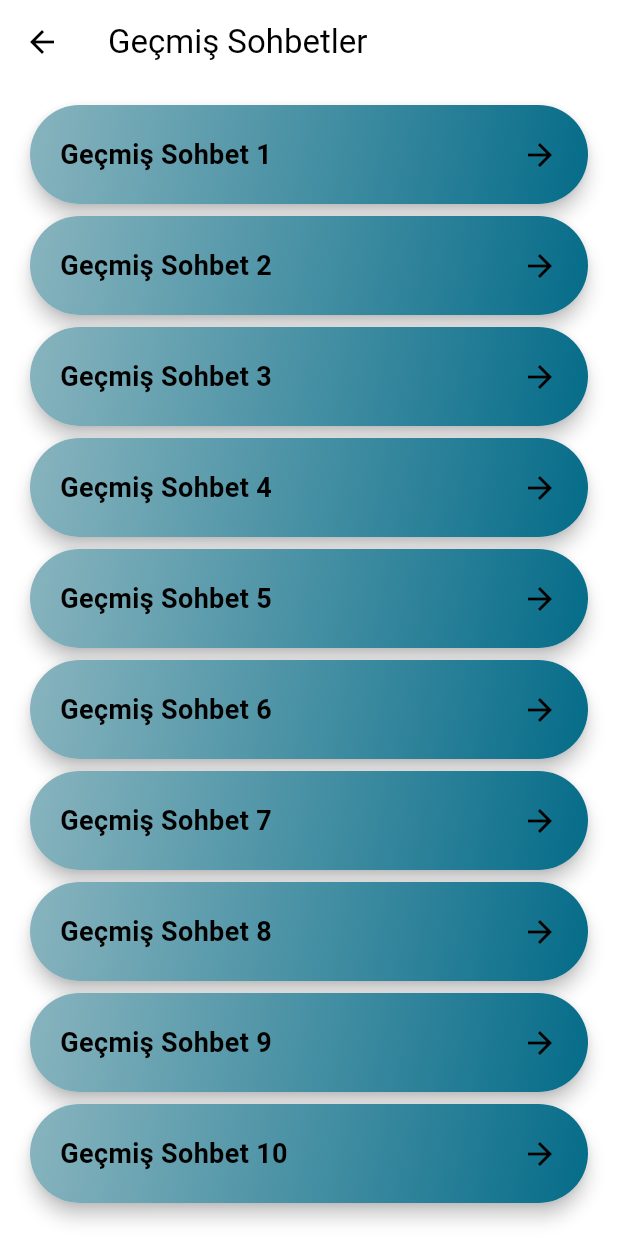
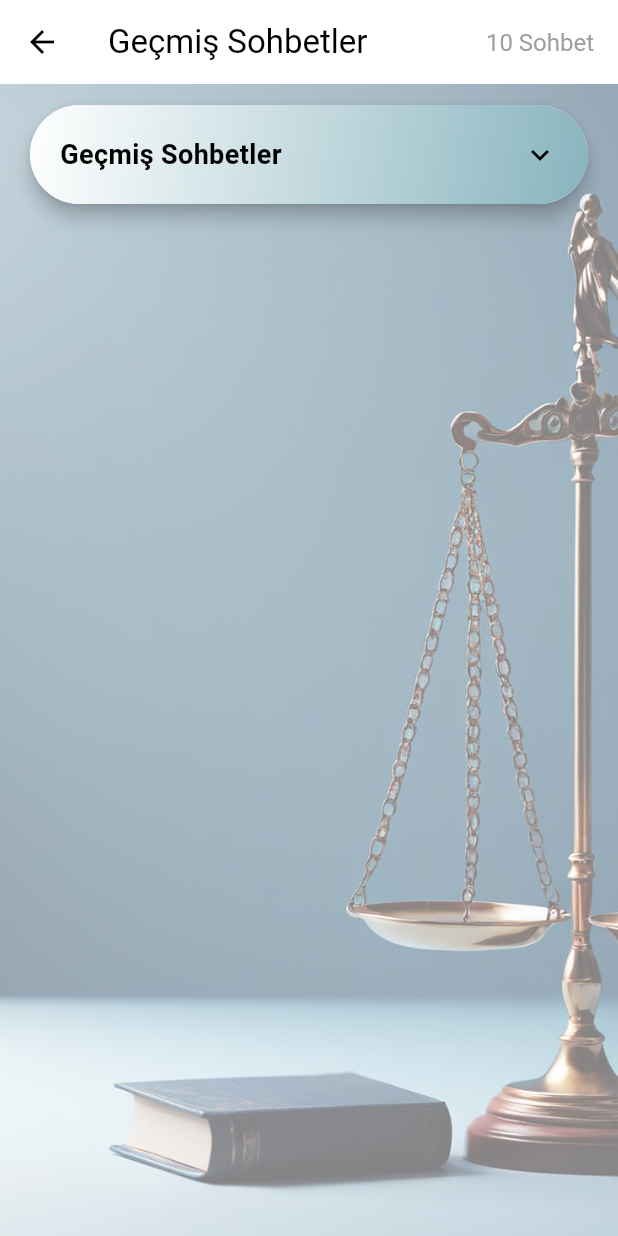
Before and after one commit to betbies/lawai, a Flutter app: the GecmisPage screen opened directly, on a phone screen of 412 x 824 dp. Run offline on Flutter 3.47's test engine with Material 3 defaults, Android fonts, the phone set to English and light mode, and no system bars; our stand-ins replace confetti, image_picker, shared_preferences; accounts and stored records are empty.

Commit message:
Your commit message

```diff
--- a/lib/member/signup.dart
+++ b/lib/member/signup.dart
@@ -5,7 +5,7 @@ import '../main.dart';
 import 'login.dart';
 
 class SignUpPage extends StatefulWidget {
-  const SignUpPage({Key? key}) : super(key: key);
+  const SignUpPage({super.key});
 
   @override
   _SignUpPageState createState() => _SignUpPageState();
@@ -455,7 +455,7 @@ class CustomCheckbox extends StatelessWidget {
   final bool value;
   final ValueChanged<bool?>? onChanged;
 
-  CustomCheckbox({
+  const CustomCheckbox({super.key,
     required this.value,
     required this.onChanged,
   });
--- a/lib/pages/gecmis.dart
+++ b/lib/pages/gecmis.dart
@@ -1,31 +1,106 @@
 import 'package:flutter/material.dart';
 
-class GecmisPage extends StatelessWidget {
-  const GecmisPage({super.key});
+class GecmisPage extends StatefulWidget {
+  const GecmisPage({Key? key}) : super(key: key);
+
+  @override
+  _GecmisPageState createState() => _GecmisPageState();
+}
+
+class _GecmisPageState extends State<GecmisPage> {
+  bool _isExpanded = false;
 
   @override
   Widget build(BuildContext context) {
     return Scaffold(
-      backgroundColor: Colors.white,
+      backgroundColor: Colors.transparent, // Arka planı saydam yapar
       appBar: AppBar(
-        title: const Text(
+        title: Row(
+          mainAxisAlignment: MainAxisAlignment.spaceBetween,
+          children: [
+            Text(
               'Geçmiş Sohbetler',
               style: TextStyle(color: Colors.black),
+            ),
+            Text(
+              '${gecmisSohbetler.length} Sohbet',
+              style: TextStyle(color: Colors.grey, fontSize: 16),
+            ),
+          ],
         ),
         backgroundColor: Colors.white,
         elevation: 0,
         iconTheme: const IconThemeData(color: Colors.black),
       ),
-      body: Padding(
+      body: Stack(
+        children: [
+          Image.asset(
+            'assets/images/LAWW1.png',
+            fit: BoxFit.cover,
+            width: MediaQuery.of(context).size.width,
+            height: MediaQuery.of(context).size.height,
+          ),
+          Container(
+            color: Colors.white.withOpacity(0.5), // Beyaz efekt
+            width: MediaQuery.of(context).size.width,
+            height: MediaQuery.of(context).size.height,
+          ),
+          Padding(
             padding: const EdgeInsets.symmetric(horizontal: 16, vertical: 10),
             child: ListView.builder(
-          itemCount: gecmisSohbetler.length,
+              itemCount: 1 + (_isExpanded ? gecmisSohbetler.length : 0),
               itemBuilder: (context, index) {
-            final sohbet = gecmisSohbetler[index];
-            final gradientColors = [
-              const Color(0xFF88B4BE), // ilk renk
-              const Color(0xFF056C89), // ikinci renk
-            ];
+                if (index == 0) {
+                  return GestureDetector(
+                    onTap: () {
+                      setState(() {
+                        _isExpanded = !_isExpanded;
+                      });
+                    },
+                    child: Card(
+                      elevation: 5,
+                      shape: RoundedRectangleBorder(
+                        borderRadius: BorderRadius.circular(40.0),
+                      ),
+                      child: Container(
+                        decoration: BoxDecoration(
+                          borderRadius: BorderRadius.circular(40.0),
+                          gradient: LinearGradient(
+                            colors: [
+                              const Color(0xFFFFFFFF),
+                              const Color(0xFF88B4BE),
+                            ],
+                            begin: Alignment.topLeft,
+                            end: Alignment.bottomRight,
+                          ),
+                        ),
+                        child: Padding(
+                          padding: const EdgeInsets.all(20),
+                          child: Row(
+                            mainAxisAlignment: MainAxisAlignment.spaceBetween,
+                            children: [
+                              Text(
+                                'Geçmiş Sohbetler',
+                                style: TextStyle(
+                                  fontSize: 18,
+                                  fontWeight: FontWeight.bold,
+                                  color: Colors.black,
+                                ),
+                              ),
+                              Icon(
+                                _isExpanded
+                                    ? Icons.keyboard_arrow_up
+                                    : Icons.keyboard_arrow_down,
+                                color: Colors.black,
+                              ),
+                            ],
+                          ),
+                        ),
+                      ),
+                    ),
+                  );
+                }
+                final sohbet = gecmisSohbetler[index - 1];
                 return GestureDetector(
                   onTap: () {
                     _showPopup(context, sohbet);
@@ -39,15 +114,18 @@ class GecmisPage extends StatelessWidget {
                       decoration: BoxDecoration(
                         borderRadius: BorderRadius.circular(40.0),
                         gradient: LinearGradient(
-                      colors: gradientColors,
+                          colors: [
+                            const Color(0xFFFFFFFF),
+                            const Color(0xFF88B4BE),
+                          ],
                           begin: Alignment.topLeft,
                           end: Alignment.bottomRight,
                         ),
                       ),
                       child: Padding(
                         padding: const EdgeInsets.all(20),
-                    child: Row(
-                      mainAxisAlignment: MainAxisAlignment.spaceBetween,
+                        child: Column(
+                          crossAxisAlignment: CrossAxisAlignment.start,
                           children: [
                             Text(
                               sohbet,
@@ -57,7 +135,28 @@ class GecmisPage extends StatelessWidget {
                                 color: Colors.black,
                               ),
                             ),
+                            const SizedBox(height: 10),
+                            Text(
+                              'Bu sohbetin içeriği...',
+                              style: const TextStyle(
+                                fontSize: 14,
+                                color: Colors.black54,
+                              ),
+                            ),
+                            const SizedBox(height: 10),
+                            Row(
+                              mainAxisAlignment: MainAxisAlignment.spaceBetween,
+                              children: [
+                                Text(
+                                  'Tarih ve Saat',
+                                  style: const TextStyle(
+                                    fontSize: 12,
+                                    color: Colors.black54,
+                                  ),
+                                ),
                                 const Icon(Icons.arrow_forward, color: Colors.black),
+                              ],
+                            ),
                           ],
                         ),
                       ),
@@ -67,8 +166,9 @@ class GecmisPage extends StatelessWidget {
               },
             ),
           ),
+        ],
+      ),
     );
-  }
   }
 
   void _showPopup(BuildContext context, String sohbet) {
@@ -103,3 +203,4 @@ List<String> gecmisSohbetler = [
     'Geçmiş Sohbet 9',
     'Geçmiş Sohbet 10',
   ];
+}
```
Also changed, not shown: lib/pages/kesfet.dart (+79 -137 lines). Lines whose indentation alone changed are shown as unchanged.
